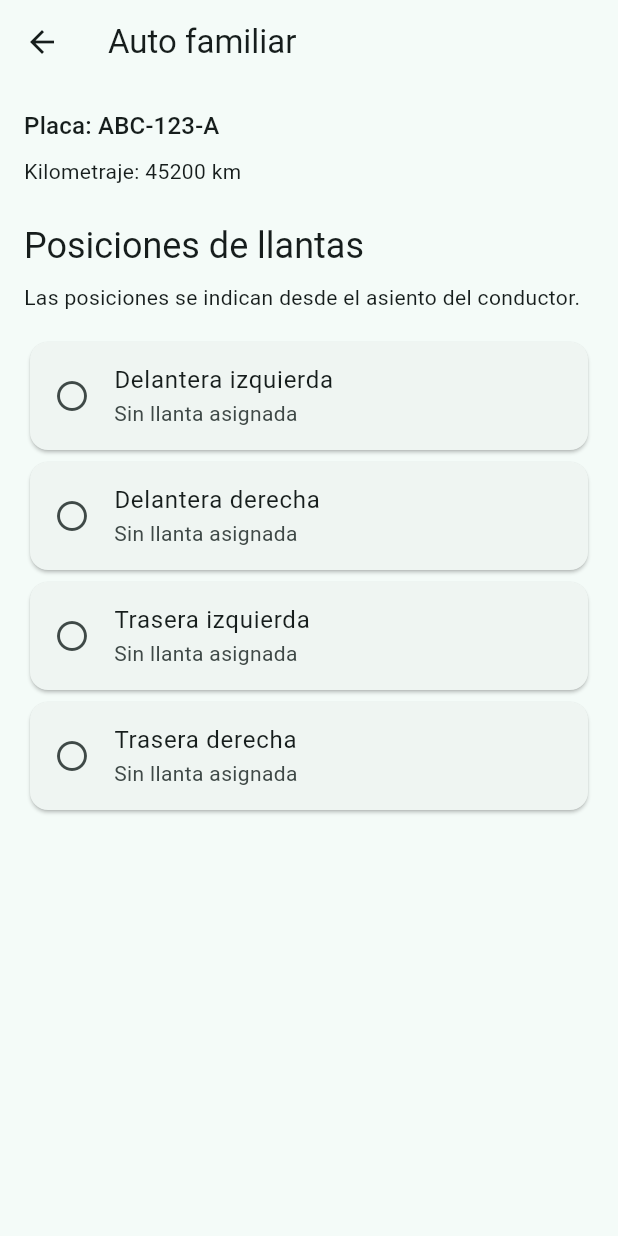
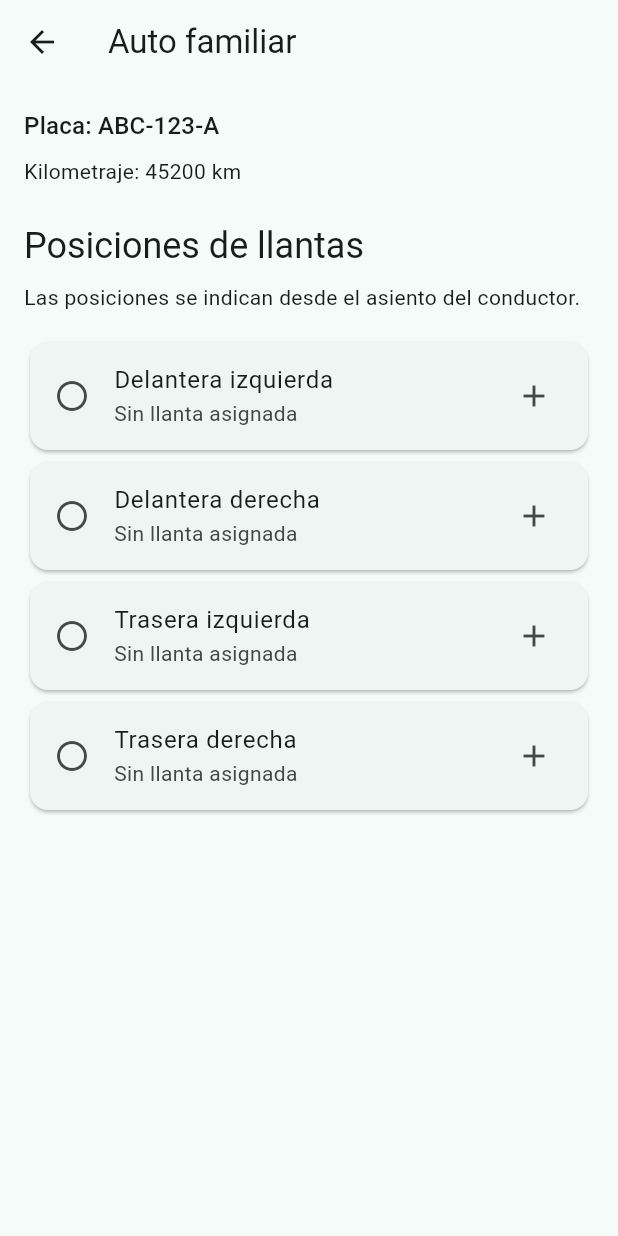
Before and after one commit to Burgosss/bitacora_llantas, a Flutter app: the VehiculoDetalleScreen screen opened directly with sample values from the repository, on a phone screen of 412 x 824 dp. Run offline on Flutter 3.47's test engine with Material 3 defaults, Android fonts, the light colour scheme and no system bars.

Commit message:
feat: asigna llantas a posiciones del vehiculo

```diff
--- /dev/null
+++ b/lib/models/llanta.dart
@@ -0,0 +1,23 @@
+enum PosicionLlanta {
+  delanteraIzquierda('Delantera izquierda'),
+  delanteraDerecha('Delantera derecha'),
+  traseraIzquierda('Trasera izquierda'),
+  traseraDerecha('Trasera derecha');
+
+  const PosicionLlanta(this.etiqueta);
+  final String etiqueta;
+}
+
+class Llanta {
+  const Llanta({
+    required this.marca,
+    required this.modelo,
+    required this.medida,
+    required this.kilometrajeInstalacion,
+  });
+
+  final String marca;
+  final String modelo;
+  final String medida;
+  final int kilometrajeInstalacion;
+}
--- a/lib/screens/vehiculo_detalle_screen.dart
+++ b/lib/screens/vehiculo_detalle_screen.dart
@@ -1,18 +1,39 @@
 import 'package:flutter/material.dart';
 
 import '../models/vehiculo.dart';
+import '../models/llanta.dart';
+import 'asignar_llanta_screen.dart';
 
-class VehiculoDetalleScreen extends StatelessWidget {
-  const VehiculoDetalleScreen({super.key, required this.vehiculo});
+class VehiculoDetalleScreen extends StatefulWidget {
+  const VehiculoDetalleScreen({
+    super.key,
+    required this.vehiculo,
+    required this.onVehiculoActualizado,
+  });
 
   final Vehiculo vehiculo;
+  final ValueChanged<Vehiculo> onVehiculoActualizado;
 
-  static const _posiciones = [
-    'Delantera izquierda',
-    'Delantera derecha',
-    'Trasera izquierda',
-    'Trasera derecha',
-  ];
+  @override
+  State<VehiculoDetalleScreen> createState() => _VehiculoDetalleScreenState();
+}
+
+class _VehiculoDetalleScreenState extends State<VehiculoDetalleScreen> {
+  late Vehiculo vehiculo = widget.vehiculo;
+
+  Future<void> _asignar(PosicionLlanta posicion) async {
+    final llanta = await Navigator.of(context).push<Llanta>(
+      MaterialPageRoute<Llanta>(
+        builder: (context) => AsignarLlantaScreen(
+          posicion: posicion,
+          kilometraje: vehiculo.kilometraje,
+        ),
+      ),
+    );
+    if (!mounted || llanta == null) return;
+    setState(() => vehiculo = vehiculo.asignarLlanta(posicion, llanta));
+    widget.onVehiculoActualizado(vehiculo);
+  }
 
   @override
   Widget build(BuildContext context) {
@@ -38,12 +59,28 @@ class VehiculoDetalleScreen extends StatelessWidget {
               'Las posiciones se indican desde el asiento del conductor.',
             ),
             const SizedBox(height: 16),
-            for (final posicion in _posiciones)
+            for (final posicion in PosicionLlanta.values)
               Card(
                 child: ListTile(
-                  leading: const Icon(Icons.radio_button_unchecked),
-                  title: Text(posicion),
-                  subtitle: const Text('Sin llanta asignada'),
+                  leading: Icon(
+                    vehiculo.llantas.containsKey(posicion)
+                        ? Icons.check_circle_outline
+                        : Icons.radio_button_unchecked,
+                  ),
+                  title: Text(posicion.etiqueta),
+                  subtitle: vehiculo.llantas.containsKey(posicion)
+                      ? Text(
+                          '${vehiculo.llantas[posicion]!.marca} · ${vehiculo.llantas[posicion]!.modelo}\n'
+                          'Medida: ${vehiculo.llantas[posicion]!.medida}\n'
+                          'Instalada a los ${vehiculo.llantas[posicion]!.kilometrajeInstalacion} km',
+                        )
+                      : const Text('Sin llanta asignada'),
+                  trailing: vehiculo.llantas.containsKey(posicion)
+                      ? null
+                      : const Icon(Icons.add),
+                  onTap: vehiculo.llantas.containsKey(posicion)
+                      ? null
+                      : () => _asignar(posicion),
                 ),
               ),
           ],
```
Also changed, not shown: lib/models/vehiculo.dart (+16 -0 lines), lib/screens/asignar_llanta_screen.dart (added, +101 -0 lines), lib/screens/vehiculos_screen.dart (+11 -2 lines), 2 other files.
